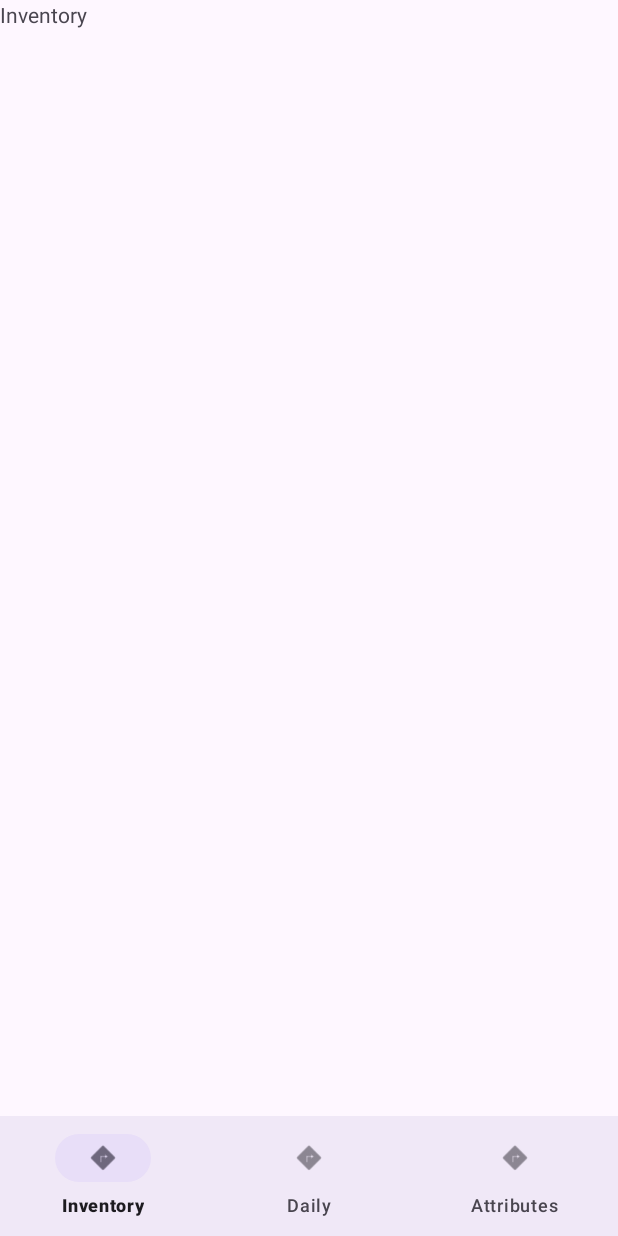
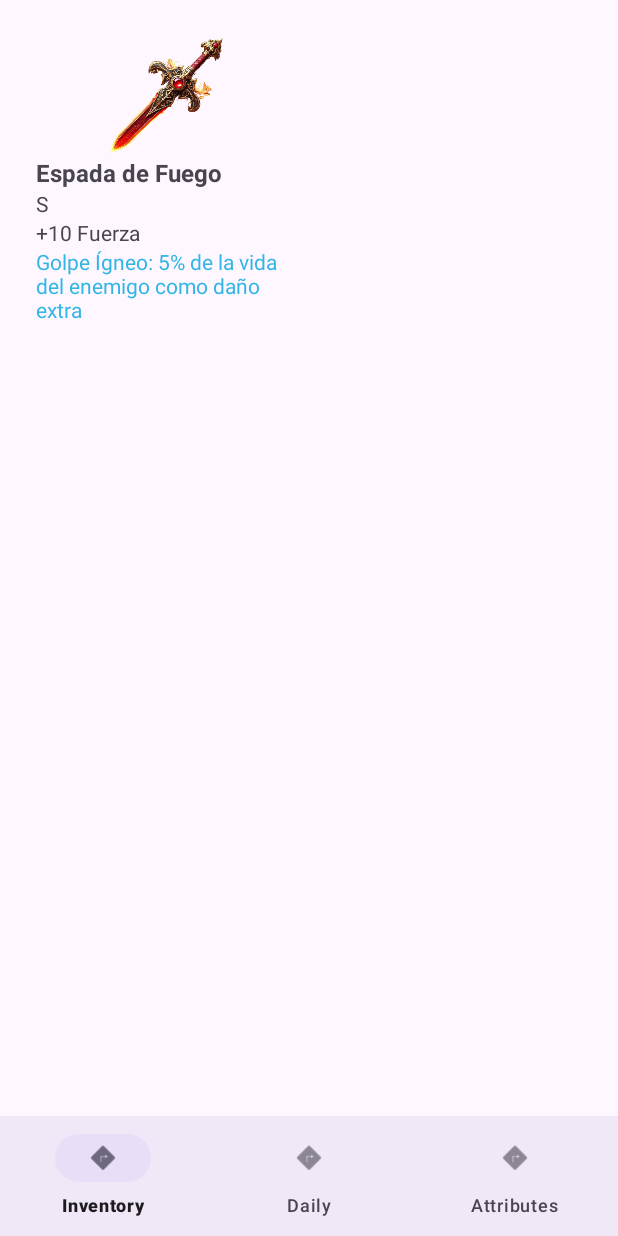
Before and after one commit to IsmaMH779/QuestGrind, an Android app: the InventoryFragment screen opened through its navigation route, on a phone screen of 412 x 824 dp. Run offline under Robolectric (Android 15) with nearby library versions, the phone set to English and light mode, and no system bars; our stand-ins replace Room's generated code, navigation-ui.

```diff
--- a/app/build.gradle.kts
+++ b/app/build.gradle.kts
@@ -43,6 +43,8 @@ dependencies {
     implementation(libs.constraintlayout)
     implementation(libs.navigation.fragment)
     implementation(libs.navigation.ui)
+    implementation(libs.room.common)
+    implementation(libs.room.runtime)
     testImplementation(libs.junit)
     androidTestImplementation(libs.ext.junit)
     androidTestImplementation(libs.espresso.core)
@@ -52,5 +54,6 @@ dependencies {
     implementation (libs.lifecycle.livedata.ktx)
     // RecyclerView
     implementation (libs.recyclerview.v131)
+    annotationProcessor(libs.room.compiler)
 
 }
--- a/app/src/main/java/com/example/questgrind/attributes/Player.java
+++ b/app/src/main/java/com/example/questgrind/attributes/Player.java
@@ -1,6 +1,12 @@
 package com.example.questgrind.attributes;
 
+import androidx.room.Entity;
+import androidx.room.PrimaryKey;
+
+@Entity(tableName = "player")
 public class Player {
+    @PrimaryKey(autoGenerate = true)
+    private int id;
 
     // datos generales
     private String name;
@@ -19,11 +25,11 @@ public class Player {
     // puntos disponibles
     private int aviableSkillPoints;
 
-    public Player(String name, int level) {
-        this.name = name;
-        this.level = level;
+    public Player() {
+        this.name = "Isma";
+        this.level = 1;
         this.xp = 0;
-        this.xpToNextLevel = 100;
+        this.xpToNextLevel = 50;
         this.vitality = 10;
         this.strength = 10;
         this.intelligence = 10;
@@ -124,4 +130,12 @@ public class Player {
     public void setAviableSkillPoints(int aviableSkillPoints) {
         this.aviableSkillPoints = aviableSkillPoints;
     }
+
+    public int getId() {
+        return id;
+    }
+
+    public void setId(int id) {
+        this.id = id;
+    }
 }
--- /dev/null
+++ b/app/src/main/java/com/example/questgrind/attributes/PlayerDao.java
@@ -0,0 +1,22 @@
+package com.example.questgrind.attributes;
+
+import androidx.lifecycle.LiveData;
+import androidx.room.Dao;
+import androidx.room.Insert;
+import androidx.room.Query;
+import androidx.room.Update;
+
+@Dao
+public interface PlayerDao {
+    @Insert
+    void insert(Player player);
+
+    @Update
+    void update(Player player);
+
+    @Query("SELECT * FROM player LIMIT 1")
+    LiveData<Player> getPlayer();
+
+    @Query("SELECT * FROM player LIMIT 1")
+    Player getPlayerSync();
+}
--- /dev/null
+++ b/app/src/main/java/com/example/questgrind/attributes/PlayerRepository.java
@@ -0,0 +1,39 @@
+package com.example.questgrind.attributes;
+
+import android.app.Application;
+import androidx.lifecycle.LiveData;
+
+import com.example.questgrind.dataBase.AppDatabase;
+
+import java.util.concurrent.ExecutorService;
+import java.util.concurrent.Executors;
+
+public class PlayerRepository {
+    private PlayerDao playerDao;
+    private LiveData<Player> player;
+    private ExecutorService executorService = Executors.newSingleThreadExecutor();
+
+    public PlayerRepository(Application application) {
+        AppDatabase db = AppDatabase.getInstance(application);
+        playerDao = db.playerDao();
+        player = playerDao.getPlayer();
+
+        executorService.execute(() -> {
+            if (playerDao.getPlayerSync() == null) {  // Necesitas una versión síncrona de getPlayer()
+                playerDao.insert(new Player());
+            }
+        });
+    }
+
+    public LiveData<Player> getPlayer() {
+        return player;
+    }
+
+    public void insert(Player player) {
+        executorService.execute(() -> playerDao.insert(player));
+    }
+
+    public void update(Player player) {
+        executorService.execute(() -> playerDao.update(player));
+    }
+}
--- /dev/null
+++ b/app/src/main/java/com/example/questgrind/inventory/InventoryAdapter.java
@@ -0,0 +1,74 @@
+package com.example.questgrind.inventory;
+
+import android.view.LayoutInflater;
+import android.view.View;
+import android.view.ViewGroup;
+import android.widget.AdapterView;
+import android.widget.ImageView;
+import android.widget.TextView;
+
+import androidx.annotation.NonNull;
+import androidx.recyclerview.widget.RecyclerView;
+
+import com.example.questgrind.R;
+
+import java.util.List;
+
+public class InventoryAdapter extends RecyclerView.Adapter<InventoryAdapter.InventoryViewHolder> {
+
+    private List<Item> items;
+    private OnItemClickListener listener;
+
+    public interface OnItemClickListener {
+        void onItemClick(Item item);
+    }
+
+    public InventoryAdapter(List<Item> items, OnItemClickListener listener) {
+        this.items = items;
+        this.listener = listener;
+    }
+
+    @NonNull
+    @Override
+    public InventoryAdapter.InventoryViewHolder onCreateViewHolder(@NonNull ViewGroup parent, int viewType) {
+        View view = LayoutInflater.from(parent.getContext()).inflate(R.layout.item_inventory, parent, false);
+        return new InventoryViewHolder(view);
+    }
+
+    @Override
+    public void onBindViewHolder(@NonNull InventoryAdapter.InventoryViewHolder holder, int position) {
+        Item item = items.get(position);
+
+        holder.name.setText(item.getName());
+        holder.rank.setText(item.getRank());
+        holder.attributes.setText(item.getAttribute());
+        holder.passive.setText(item.getPassive());
+        holder.image.setImageResource(item.getImage());
+
+        // Click en el item
+        holder.itemView.setOnClickListener(v -> {
+            if (listener != null) {
+                listener.onItemClick(item);
+            }
+        });
+    }
+
+    @Override
+    public int getItemCount() {
+        return items.size();
+    }
+
+    static class InventoryViewHolder extends RecyclerView.ViewHolder {
+        ImageView image;
+        TextView name, rank, attributes, passive;
+        public InventoryViewHolder(@NonNull View itemView) {
+            super(itemView);
+
+            name = itemView.findViewById(R.id.itemName);
+            rank = itemView.findViewById(R.id.itemRank);
+            attributes = itemView.findViewById(R.id.itemAttribute);
+            passive = itemView.findViewById(R.id.itemPassive);
+            image = itemView.findViewById(R.id.itemImage);
+        }
+    }
+}
--- a/app/src/main/java/com/example/questgrind/inventory/InventoryFragment.java
+++ b/app/src/main/java/com/example/questgrind/inventory/InventoryFragment.java
@@ -2,65 +2,51 @@ package com.example.questgrind.inventory;
 
 import android.os.Bundle;
 
+import androidx.annotation.NonNull;
+import androidx.annotation.Nullable;
 import androidx.fragment.app.Fragment;
+import androidx.lifecycle.ViewModelProvider;
+import androidx.recyclerview.widget.GridLayoutManager;
+import androidx.recyclerview.widget.RecyclerView;
 
 import android.view.LayoutInflater;
 import android.view.View;
 import android.view.ViewGroup;
 
 import com.example.questgrind.R;
+import com.example.questgrind.databinding.FragmentDailyQuestBinding;
+import com.example.questgrind.databinding.FragmentInventoryBinding;
+import com.example.questgrind.viewModel.AppViewModel;
 
-/**
- * A simple {@link Fragment} subclass.
- * Use the {@link InventoryFragment#newInstance} factory method to
- * create an instance of this fragment.
- */
 public class InventoryFragment extends Fragment {
+    private AppViewModel viewModel;
+    private RecyclerView recyclerView;
+    private FragmentInventoryBinding binding;
 
-    // TODO: Rename parameter arguments, choose names that match
-    // the fragment initialization parameters, e.g. ARG_ITEM_NUMBER
-    private static final String ARG_PARAM1 = "param1";
-    private static final String ARG_PARAM2 = "param2";
-
-    // TODO: Rename and change types of parameters
-    private String mParam1;
-    private String mParam2;
-
-    public InventoryFragment() {
-        // Required empty public constructor
-    }
-
-    /**
-     * Use this factory method to create a new instance of
-     * this fragment using the provided parameters.
-     *
-     * @param param1 Parameter 1.
-     * @param param2 Parameter 2.
-     * @return A new instance of fragment InventoryFragment.
-     */
-    // TODO: Rename and change types and number of parameters
-    public static InventoryFragment newInstance(String param1, String param2) {
-        InventoryFragment fragment = new InventoryFragment();
-        Bundle args = new Bundle();
-        args.putString(ARG_PARAM1, param1);
-        args.putString(ARG_PARAM2, param2);
-        fragment.setArguments(args);
-        return fragment;
+    @Nullable
+    @Override
+    public View onCreateView(@NonNull LayoutInflater inflater, @Nullable ViewGroup container, @Nullable Bundle savedInstanceState) {
+        binding = FragmentInventoryBinding.inflate(inflater, container, false);
+        return binding.getRoot();
     }
 
     @Override
-    public void onCreate(Bundle savedInstanceState) {
-        super.onCreate(savedInstanceState);
-        if (getArguments() != null) {
-            mParam1 = getArguments().getString(ARG_PARAM1);
-            mParam2 = getArguments().getString(ARG_PARAM2);
-        }
+    public void onViewCreated(@NonNull View view, @Nullable Bundle savedInstanceState) {
+        super.onViewCreated(view, savedInstanceState);
+
+        viewModel = new ViewModelProvider(requireActivity()).get(AppViewModel.class);
+
+        recyclerView = view.findViewById(R.id.recyclerViewInventory);
+
+        recyclerView.setLayoutManager(new GridLayoutManager(getContext(), 2));
+
+        viewModel.getItems().observe(getViewLifecycleOwner(), items -> {
+            InventoryAdapter adapter = new InventoryAdapter(items, item -> {
+                ItemFragment dialog = ItemFragment.newInstance(item);
+                dialog.show(getParentFragmentManager(), "ItemDetailDialog");
+            });
+            recyclerView.setAdapter(adapter);
+        });
     }
 
-    @Override
-    public View onCreateView(LayoutInflater inflater, ViewGroup container,
-                             Bundle savedInstanceState) {
-        // Inflate the layout for this fragment
-        return inflater.inflate(R.layout.fragment_inventory, container, false);
-    }
 }
--- /dev/null
+++ b/app/src/main/java/com/example/questgrind/inventory/Item.java
@@ -0,0 +1,37 @@
+package com.example.questgrind.inventory;
+
+public class Item {
+    private String name;
+    private int image;
+    private String rank;
+    private String attribute;
+    private String passive;
+
+    public Item(String name, int image, String rank, String attribute, String passive) {
+        this.name = name;
+        this.image = image;
+        this.rank = rank;
+        this.attribute = attribute;
+        this.passive = passive;
+    }
+
+    public String getName() {
+        return name;
+    }
+
+    public int getImage() {
+        return image;
+    }
+
+    public String getRank() {
+        return rank;
+    }
+
+    public String getAttribute() {
+        return attribute;
+    }
+
+    public String getPassive() {
+        return passive;
+    }
+}
--- /dev/null
+++ b/app/src/main/java/com/example/questgrind/inventory/ItemsRepository.java
@@ -0,0 +1,21 @@
+package com.example.questgrind.inventory;
+
+import com.example.questgrind.R;
+
+import java.util.ArrayList;
+import java.util.List;
+
+public class ItemsRepository {
+    private List<Item> items;
+
+    public ItemsRepository() {
+        items = new ArrayList<>();
+
+        items.add(new Item("Espada de Fuego", R.drawable.sword_fire, "S", "+10 Fuerza", "Golpe Ígneo: 5% de la vida del enemigo como daño extra"));
+    }
+
+    public List<Item> getItemsRepositoryList() {
+        return items;
+    }
+
+}
--- a/app/src/main/java/com/example/questgrind/viewModel/AppViewModel.java
+++ b/app/src/main/java/com/example/questgrind/viewModel/AppViewModel.java
@@ -8,23 +8,30 @@ import androidx.lifecycle.LiveData;
 import androidx.lifecycle.MutableLiveData;
 
 import com.example.questgrind.attributes.Player;
+import com.example.questgrind.attributes.PlayerRepository;
 import com.example.questgrind.dailyQuest.Quest;
+import com.example.questgrind.inventory.Item;
+import com.example.questgrind.inventory.ItemsRepository;
 
 import java.util.ArrayList;
 import java.util.List;
 
 public class AppViewModel extends AndroidViewModel {
 
+    private PlayerRepository playerRepository;
     private MutableLiveData<List<Quest>> questList = new MutableLiveData<>();
     private MutableLiveData<Boolean> allQuestsCompleted = new MutableLiveData<>(false);
-    private MutableLiveData<Player> player = new MutableLiveData<>();
+    private LiveData<Player> player = new MutableLiveData<>();
     private MutableLiveData<Integer> aviableSkillPoints = new MutableLiveData<>(0);
     private Boolean givedPoints;
     private Boolean givedXp;
+    private MutableLiveData<List<Item>> items = new MutableLiveData<>();
 
     // Constructor
     public AppViewModel(@NonNull Application application) {
         super(application);
+
+        playerRepository = new PlayerRepository(application);
 
         List<Quest> initialQuest = new ArrayList<>();
 
@@ -36,12 +43,16 @@ public class AppViewModel extends AndroidViewModel {
 
         questList.setValue(initialQuest);
 
-        Player p = new Player("Isma", 1);
-        player.setValue(p);
+        Player p = new Player();
+
+        player = playerRepository.getPlayer();
 
         aviableSkillPoints.setValue(p.getAviableSkillPoints());
         givedPoints = false;
         givedXp = false;
+
+        ItemsRepository itemsRepository = new ItemsRepository();
+        items.setValue(itemsRepository.getItemsRepositoryList());
     }
 
     /*
@@ -94,8 +105,11 @@ public class AppViewModel extends AndroidViewModel {
         return aviableSkillPoints;
     }
 
-    public MutableLiveData<Player> getPlayer() {
+    public LiveData<Player> getPlayer() {
         return player;
+    }
+    public void updatePlayer(Player player) {
+        playerRepository.update(player);
     }
 
     public void addLevelToAttribute(int attributePos) {
@@ -120,33 +134,28 @@ public class AppViewModel extends AndroidViewModel {
                     break;
             }
             playerUpdate.setAviableSkillPoints(playerUpdate.getAviableSkillPoints() - 1);
-            player.setValue(playerUpdate);
+            updatePlayer(playerUpdate);
         }
 
     }
 
     public void givePoints() {
-        if (!givedPoints && player.getValue() != null) {
-            Player playerUpdated = player.getValue();
-
-            playerUpdated.setAviableSkillPoints(playerUpdated.getAviableSkillPoints() + 3);
-
-            player.setValue(playerUpdated);
-
-            aviableSkillPoints.setValue(player.getValue().getAviableSkillPoints());
+        if (player.getValue() != null) {
+            Player updatedPlayer = player.getValue();
+            updatedPlayer.setAviableSkillPoints(updatedPlayer.getAviableSkillPoints() + 3);
+            updatePlayer(updatedPlayer);
         }
-        givedPoints = true;
     }
 
     public void giveXP() {
-        if (!givedXp && player.getValue() != null) {
-            Player playerUpdated = player.getValue();
-
-            playerUpdated.giveXP(50);
-
-            player.setValue(playerUpdated);
+        if (player.getValue() != null) {
+            Player updatedPlayer = player.getValue();
+            updatedPlayer.giveXP(50);
+            updatePlayer(updatedPlayer);
         }
-        givedXp = true;
     }
 
+    public MutableLiveData<List<Item>> getItems() {
+        return items;
+    }
 }
--- a/app/src/main/res/layout/fragment_inventory.xml
+++ b/app/src/main/res/layout/fragment_inventory.xml
@@ -7,10 +7,11 @@
     android:id="@+id/inventoryFragment"
     >
 
-    <!-- TODO: Update blank fragment layout -->
-    <TextView
+    <androidx.recyclerview.widget.RecyclerView
+        android:id="@+id/recyclerViewInventory"
         android:layout_width="match_parent"
         android:layout_height="match_parent"
-        android:text="Inventory" />
+        android:padding="8dp"
+        android:layout_margin="8dp"/>
 
 </FrameLayout>
--- /dev/null
+++ b/app/src/main/res/layout/item_inventory.xml
@@ -0,0 +1,40 @@
+<?xml version="1.0" encoding="utf-8"?>
+<LinearLayout xmlns:android="http://schemas.android.com/apk/res/android"
+    android:layout_width="wrap_content"
+    android:layout_height="wrap_content"
+    android:orientation="vertical"
+    android:padding="8dp"
+    >
+    <ImageView
+        android:id="@+id/itemImage"
+        android:layout_width="80dp"
+        android:layout_height="80dp"
+        android:layout_gravity="center"
+        android:scaleType="centerCrop" />
+
+    <TextView
+        android:id="@+id/itemName"
+        android:layout_width="wrap_content"
+        android:layout_height="wrap_content"
+        android:textSize="16sp"
+        android:textStyle="bold" />
+
+    <TextView
+        android:id="@+id/itemRank"
+        android:layout_width="wrap_content"
+        android:layout_height="wrap_content"
+        android:textSize="14sp" />
+
+    <TextView
+        android:id="@+id/itemAttribute"
+        android:layout_width="wrap_content"
+        android:layout_height="wrap_content"
+        android:textSize="14sp" />
+
+    <TextView
+        android:id="@+id/itemPassive"
+        android:layout_width="wrap_content"
+        android:layout_height="wrap_content"
+        android:textSize="14sp"
+        android:textColor="@android:color/holo_blue_light"/>
+</LinearLayout>
--- a/app/src/main/res/navigation/bottom_graph.xml
+++ b/app/src/main/res/navigation/bottom_graph.xml
@@ -20,4 +20,9 @@
         android:name="com.example.questgrind.inventory.InventoryFragment"
         android:label="fragment_inventory"
         tools:layout="@layout/fragment_inventory" />
+    <fragment
+        android:id="@+id/itemFragment"
+        android:name="com.example.questgrind.inventory.ItemFragment"
+        android:label="fragment_item"
+        tools:layout="@layout/fragment_item" />
 </navigation>
--- a/gradle/libs.versions.toml
+++ b/gradle/libs.versions.toml
@@ -12,6 +12,9 @@ navigationFragment = "2.8.5"
 navigationUi = "2.8.5"
 recyclerview = "1.4.0"
 recyclerviewVersion = "1.3.1"
+roomCommon = "2.6.1"
+roomRuntime = "2.6.1"
+roomCompiler = "2.6.1"
 
 [libraries]
 junit = { group = "junit", name = "junit", version.ref = "junit" }
@@ -27,6 +30,9 @@ navigation-fragment = { group = "androidx.navigation", name = "navigation-fragme
 navigation-ui = { group = "androidx.navigation", name = "navigation-ui", version.ref = "navigationUi" }
 recyclerview = { group = "androidx.recyclerview", name = "recyclerview", version.ref = "recyclerview" }
 recyclerview-v131 = { module = "androidx.recyclerview:recyclerview", version.ref = "recyclerviewVersion" }
+room-common = { group = "androidx.room", name = "room-common", version.ref = "roomCommon" }
+room-runtime = { group = "androidx.room", name = "room-runtime", version.ref = "roomRuntime" }
+room-compiler = { group = "androidx.room", name = "room-compiler", version.ref = "roomCompiler" }
 
 [plugins]
 android-application = { id = "com.android.application", version.ref = "agp" }
```
Also changed, not shown: app/src/main/java/com/example/questgrind/dataBase/AppDatabase.java (added, +30 -0 lines), app/src/main/java/com/example/questgrind/inventory/ItemFragment.java (added, +62 -0 lines), app/src/main/res/layout/fragment_item.xml (added, +44 -0 lines), app/src/main/java/com/example/questgrind/attributes/AttributesAdapter.java (line endings or trailing spaces), app/src/main/res/drawable/sword_fire.png (added).
